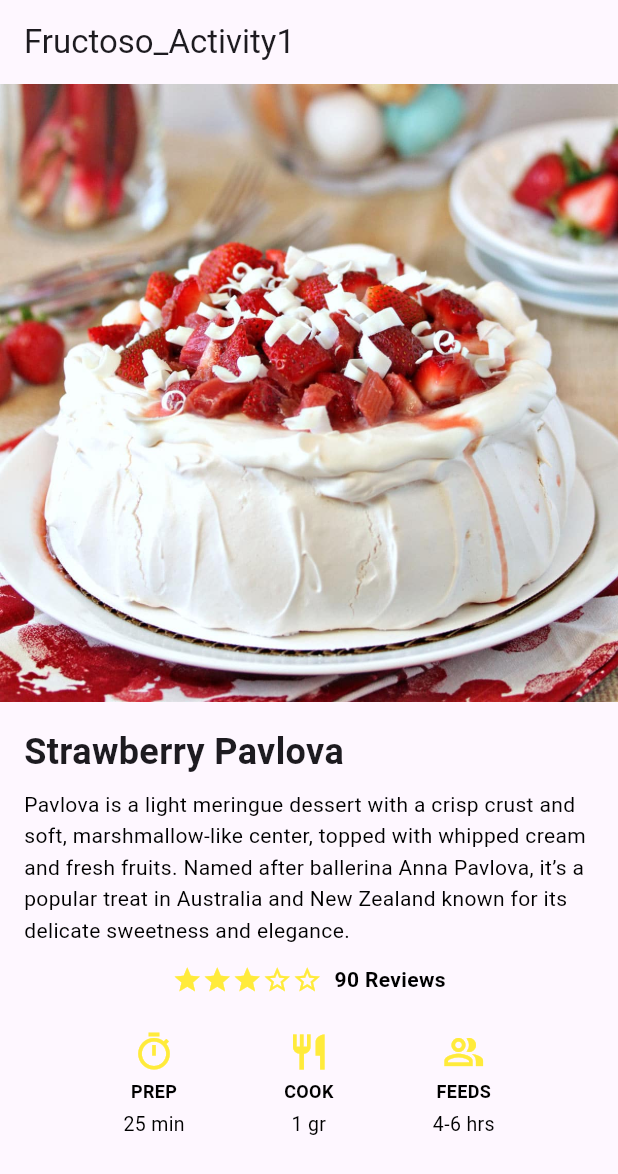
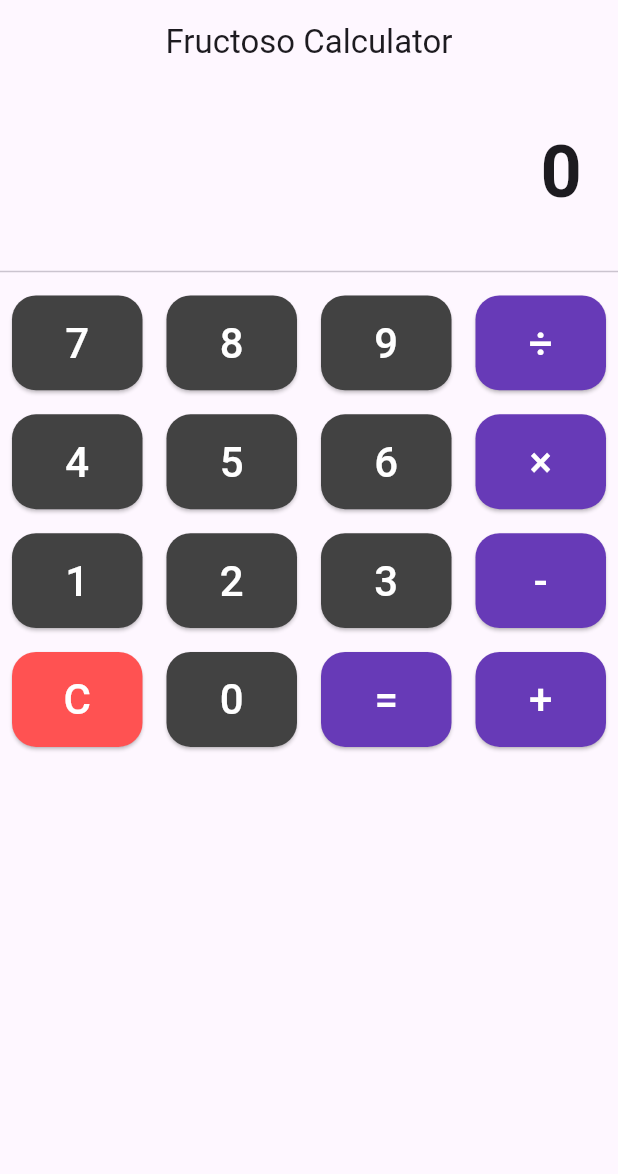
Before and after one commit to aimsuu665/TASK5_Calculator, a Flutter app: the screen it shows after launch, on a phone screen of 412 x 824 dp. Shown: the top 1174 px of the screen. Run offline on Flutter 3.47's test engine with Material 3 defaults, Android fonts, the phone set to English and light mode, and no system bars; our stand-ins replace math_expressions.

Commit message:
Initial commit for TASK5_Calculator

```diff
--- /dev/null
+++ b/lib/Calculator.dart
@@ -0,0 +1,122 @@
+import 'package:flutter/material.dart';
+import 'package:math_expressions/math_expressions.dart'; // ✅ added import
+
+class Calculator extends StatefulWidget {
+  const Calculator({super.key});
+
+  @override
+  State<Calculator> createState() => _CalculatorState();
+}
+
+class _CalculatorState extends State<Calculator> {
+  String _output = "0";
+  String _input = "";
+
+  void _onButtonPressed(String value) {
+    setState(() {
+      if (value == "C") {
+        _output = "0";
+        _input = "";
+      } else if (value == "=") {
+        try {
+          final result = _evaluateExpression(_input);
+          _output = result;
+        } catch (e) {
+          _output = "Error";
+        }
+      } else {
+        _input += value;
+        _output = _input;
+      }
+    });
+  }
+
+  String _evaluateExpression(String expression) {
+    try {
+      // Replace symbols for proper parsing
+      String exp = expression.replaceAll('×', '*').replaceAll('÷', '/');
+
+      // Use math_expressions package to evaluate safely
+      Parser p = Parser();
+      Expression parsedExp = p.parse(exp);
+      ContextModel cm = ContextModel();
+      double eval = parsedExp.evaluate(EvaluationType.REAL, cm);
+
+      // Return clean number (remove trailing .0 if whole)
+      if (eval % 1 == 0) {
+        return eval.toInt().toString();
+      } else {
+        return eval.toStringAsFixed(2);
+      }
+    } catch (e) {
+      return "Error";
+    }
+  }
+
+  @override
+  Widget build(BuildContext context) {
+    final buttons = [
+      "7", "8", "9", "÷",
+      "4", "5", "6", "×",
+      "1", "2", "3", "-",
+      "C", "0", "=", "+"
+    ];
+
+    return Scaffold(
+      appBar: AppBar(
+        title: const Text('Fructoso Calculator'),
+        centerTitle: true,
+      ),
+      body: Column(
+        mainAxisAlignment: MainAxisAlignment.end,
+        children: [
+          Container(
+            padding: const EdgeInsets.all(24),
+            alignment: Alignment.centerRight,
+            child: Text(
+              _output,
+              style: const TextStyle(fontSize: 48, fontWeight: FontWeight.bold),
+            ),
+          ),
+          const Divider(),
+          Expanded(
+            child: GridView.builder(
+              itemCount: buttons.length,
+              gridDelegate: const SliverGridDelegateWithFixedCrossAxisCount(
+                crossAxisCount: 4,
+                childAspectRatio: 1.3,
+              ),
+              itemBuilder: (context, index) {
+                final btn = buttons[index];
+                final isOperator = ["÷", "×", "-", "+", "="].contains(btn);
+                final isClear = btn == "C";
+
+                return Padding(
+                  padding: const EdgeInsets.all(8.0),
+                  child: ElevatedButton(
+                    style: ElevatedButton.styleFrom(
+                      backgroundColor: isClear
+                          ? Colors.redAccent
+                          : isOperator
+                              ? Colors.deepPurple
+                              : Colors.grey[800],
+                      foregroundColor: Colors.white,
+                      shape: RoundedRectangleBorder(
+                        borderRadius: BorderRadius.circular(16),
+                      ),
+                    ),
+                    onPressed: () => _onButtonPressed(btn),
+                    child: Text(
+                      btn,
+                      style: const TextStyle(fontSize: 28),
+                    ),
+                  ),
+                );
+              },
+            ),
+          ),
+        ],
+      ),
+    );
+  }
+}
--- a/lib/main.dart
+++ b/lib/main.dart
@@ -1,5 +1,5 @@
 import 'package:flutter/material.dart';
-import 'package:project1/pavlova.dart';
+import 'calculator.dart'; // ✅ Correct import
 
 void main() {
   runApp(const MyApp());
@@ -11,12 +11,12 @@ class MyApp extends StatelessWidget {
   @override
   Widget build(BuildContext context) {
     return MaterialApp(
-      title: 'Flutter Demo',
       debugShowCheckedModeBanner: false,
+      title: 'Flutter Calculator',
       theme: ThemeData(
         colorScheme: ColorScheme.fromSeed(seedColor: Colors.deepPurple),
       ),
-      home: Pavlova(),
+      home: const Calculator(),
     );
   }
 }
--- a/lib/pavlova.dart
+++ /dev/null
@@ -1,101 +0,0 @@
-import 'package:flutter/material.dart';
-
-class Pavlova extends StatelessWidget {
-  const Pavlova({super.key});
-
-  @override
-  Widget build(BuildContext context) {
-    return Scaffold(
-      appBar: AppBar(title: Text('Fructoso_Activity1')),
-      body: Column(
-        crossAxisAlignment: CrossAxisAlignment.stretch,
-        children: [
-          Image.asset(
-            'assets/pavlova-square-featured-image.jpg',
-            fit: BoxFit.cover,
-          ),
-          Padding(
-            padding: const EdgeInsets.all(16.0),
-            child: Column(
-              crossAxisAlignment: CrossAxisAlignment.start,
-              children: [
-                const Text(
-                  'Strawberry Pavlova',
-                  style: TextStyle(
-                    fontSize: 24,
-                    fontWeight: FontWeight.bold,
-                  ), // TextStyle
-                ), // Text
-                const SizedBox(height: 8),
-                const Text(
-                  "Pavlova is a light meringue dessert with a crisp crust and soft, marshmallow-like center, topped with whipped cream and fresh fruits. Named after ballerina Anna Pavlova, it’s a popular treat in Australia and New Zealand known for its delicate sweetness and elegance.",
-                  style: TextStyle(
-                    fontSize: 14,
-                    color: Colors.black,
-                    height: 1.5,
-                  ), // TextStyle
-                ), // Text
-
-                const SizedBox(height: 12),
-                Center(child: buildRatingRow()),
-                const SizedBox(height: 24),
-                buildRowTabs(),
-              ],
-            ),
-          ),
-        ],
-      ),
-    );
-  }
-
-  Widget buildRatingRow() => Row(
-    mainAxisSize: MainAxisSize.min,
-
-    children: [
-      Row(
-        children: List.generate(
-          5,
-          (index) => Icon(
-            index < 3 ? Icons.star : Icons.star_border,
-            color: Colors.yellow,
-            size: 20,
-          ),
-        ),
-      ),
-      const SizedBox(width: 8),
-      const Text(
-        "90 Reviews",
-        style: TextStyle(color: Colors.black, fontWeight: FontWeight.bold),
-      ),
-    ],
-  );
-
-  Widget buildIconTab(IconData icon, String label, String value) => Column(
-    children: [
-      Icon(icon, color: Colors.yellow, size: 28),
-      const SizedBox(height: 4),
-      Text(
-        label,
-        style: const TextStyle(
-          fontWeight: FontWeight.bold,
-          color: Colors.black,
-          fontSize: 12,
-        ), // TextStyle
-      ), // Text
-      SizedBox(height: 4),
-      Text(
-        value,
-        style: const TextStyle(fontSize: 13, color: Colors.black), // TextStyle
-      ), // Text
-    ],
-  ); // Column
-
-  Widget buildRowTabs() => Row(
-    mainAxisAlignment: MainAxisAlignment.spaceEvenly,
-    children: [
-      buildIconTab(Icons.timer_outlined, 'PREP', '25 min'),
-      buildIconTab(Icons.restaurant, 'COOK', '1 gr'),
-      buildIconTab(Icons.people_alt_outlined, 'FEEDS', '4-6 hrs'),
-    ],
-  );
-}
```
Also changed, not shown: pubspec.yaml (+2 -66 lines), assets/pavlova-square-featured-image.jpg (deleted), pubspec.lock.
